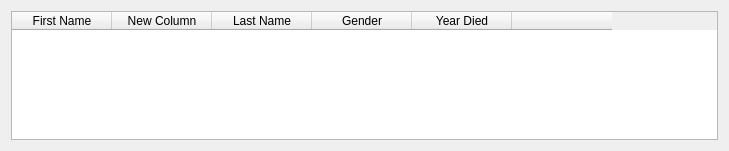
The window that Display/relcom.ui (alexi15/verk1) describes before a commit, drawn with Qt 5.
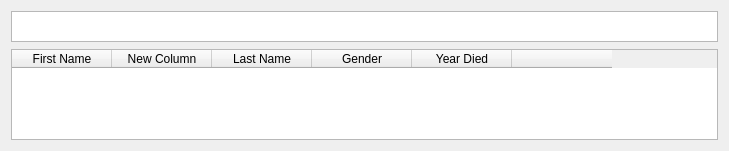
The same window after the commit.

Patch:
```diff
--- a/Display/relcom.ui
+++ b/Display/relcom.ui
@@ -13,9 +13,15 @@
   <property name="windowTitle">
    <string>Dialog</string>
   </property>
-  <layout class="QVBoxLayout" name="verticalLayout">
-   <item>
     <widget class="QTableWidget" name="table_scientists">
+   <property name="geometry">
+    <rect>
+     <x>11</x>
+     <y>49</y>
+     <width>707</width>
+     <height>91</height>
+    </rect>
+   </property>
      <column>
       <property name="text">
        <string>First Name</string>
@@ -47,8 +53,21 @@
       </property>
      </column>
     </widget>
-   </item>
-  </layout>
+  <widget class="QTextBrowser" name="text_com">
+   <property name="geometry">
+    <rect>
+     <x>11</x>
+     <y>11</y>
+     <width>707</width>
+     <height>31</height>
+    </rect>
+   </property>
+   <property name="font">
+    <font>
+     <pointsize>10</pointsize>
+    </font>
+   </property>
+  </widget>
  </widget>
  <resources/>
  <connections/>
```
Lines whose indentation alone changed are shown as unchanged.
